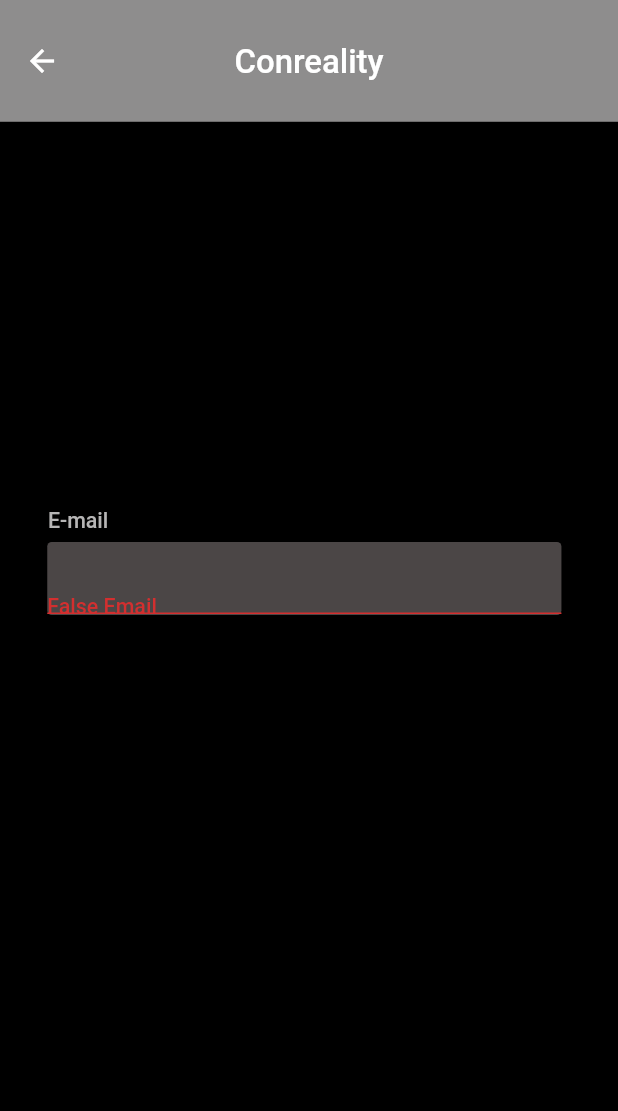
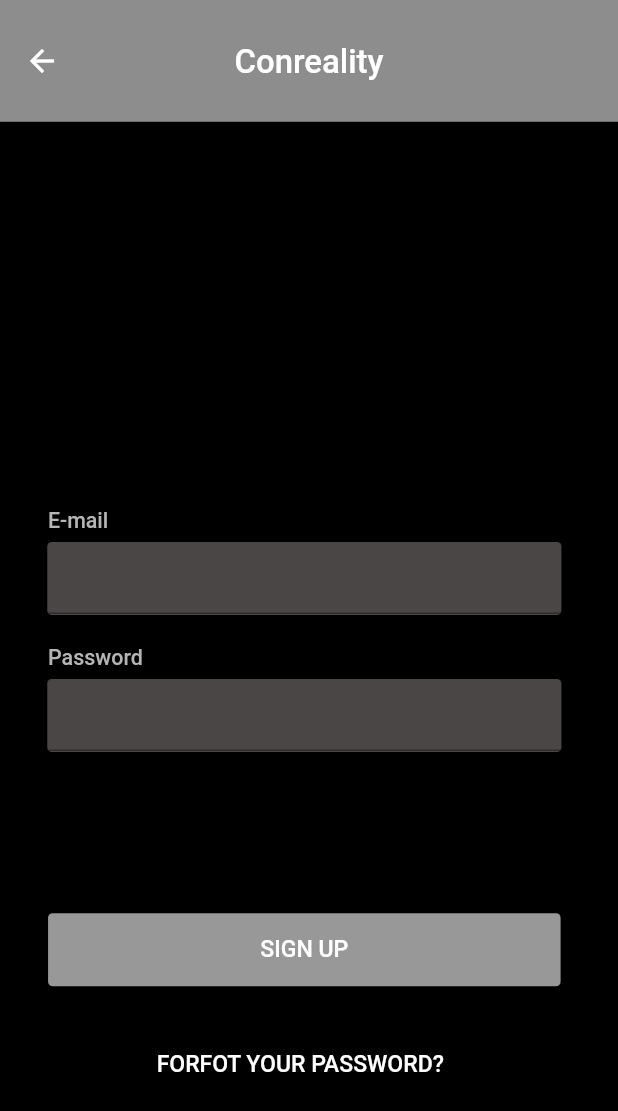
Before and after one commit to PavloKonopadaDev/ConrealityApp, a Flutter app: the screen it shows after launch, after a tap on "SIGN UP", on a phone screen of 412 x 824 dp. Shown: the top 1111 px of the screen. Run offline on Flutter 3.47's test engine with Material 2 defaults, Android fonts, the phone set to English and light mode, and no system bars; our stand-ins replace flutter_screenutil, form_field_validator.

Commit message:
added button and fixed bugs

```diff
--- a/conreality_app/lib/pages/routesPage/routes_page_form.dart
+++ b/conreality_app/lib/pages/routesPage/routes_page_form.dart
@@ -14,8 +14,8 @@ class _RoutesPageFormState extends State<RoutesPageForm> {
     ScreenUtil.init(context, width: 375, height: 812);
     return Scaffold(
       backgroundColor:backgroundRoutesPage ,
-      body: Center(
-        child: Column(
+      body: SingleChildScrollView(
+              child: Column(
           children: [
           SizedBox( height: ScreenUtil().setHeight(149.89),),
           _logoImageBuild(),
--- a/conreality_app/lib/pages/signUpPage/sign_up_form.dart
+++ b/conreality_app/lib/pages/signUpPage/sign_up_form.dart
@@ -42,7 +42,7 @@ class _SignUpFormState extends State<SignUpForm> {
   }
 
   @override
-  Widget build(BuildContext context) {
+  Widget build(BuildContext context) {ScreenUtil.init(context, width: 375, height: 812);
 return GestureDetector(
       behavior: HitTestBehavior.opaque,
       onTap: () {
@@ -55,14 +55,8 @@ return GestureDetector(
         child: Scaffold(
          appBar: _buildAppBar(),
           backgroundColor: backgroundSignUpPage,
-          body: LayoutBuilder(builder:
-              (BuildContext context, BoxConstraints viewportConstraints) {
-            return Container(
-              child: SingleChildScrollView(
-                child: ConstrainedBox(
-                  constraints: BoxConstraints(
-                    minHeight: viewportConstraints.maxHeight,
-                  ),
+          body:  SingleChildScrollView(
+                          child: Container(
                 child: Column(
                  children: [
                    SizedBox(
@@ -73,12 +67,27 @@ return GestureDetector(
           height: ScreenUtil().setHeight(7),
         ),
     _buildEmail(),
+     SizedBox(
+          height: ScreenUtil().setHeight(19.92),
+        ),
+    _buildLabelTextPassword(),
+      SizedBox(
+          height: ScreenUtil().setHeight(7),
+        ),
+    _buildPassword(),
+    SizedBox(
+          height: ScreenUtil().setHeight(106),
+        ),
+    _signUpButtonBuild(),
+    SizedBox(
+          height: ScreenUtil().setHeight(35.47),
+        ),
+_builtForgetDetails()
                  ],
                 ),
               ),
+
           ),
-            );
-          }),
         ),
       ),
     );
@@ -125,30 +134,85 @@ Widget _buildEmail() {
             _fieldFocusChange(context, _emailAdresFocus, _passwordInpuFocus);
           },
           decoration: InputDecoration(
-
-            errorStyle: TextStyle(fontSize: ScreenUtil().setSp(13), height: -0.01),
-
-            // hintText: "E-mail",
-            // hintStyle: TextStyle(
-            //   fontWeight: FontWeight.w600,
-            //   color: Color(0xff4d606f),
-            //   fontSize: ScreenUtil().setSp(16),
-            // ),
+           // border: UnderlineInputBorder(),
+            errorStyle: TextStyle(fontSize: ScreenUtil().setSp(13), height: 0.1),
           ),
-          validator: (value) {
-            if (value != "jhacker@example.org") {
-              return "False Email";
-            } else {
-              return null;
-            }
-          }),
+          // validator: (value) {
+          //   if (value != "jhacker@example.org") {
+          //     return "False Email";
+          //   } else {
+          //     return null;
+          //   }
+          // }
+          ),
     );
   }
+Widget _buildLabelTextPassword(){
+  return Padding(
+  padding: const EdgeInsets.only(left:32, right: 31 ),
+  child: Container(
+  width: ScreenUtil().setWidth(312),
+  height: ScreenUtil().setHeight(15),
+  child:Text("Password", style: TextStyle( fontSize:ScreenUtil().setSp(13),height: ScreenUtil().setHeight(1.17), color: Color(0xFFB6B5B5), fontWeight: FontWeight.w400),) ,
+  ),);
+}
 
-  // Widget
-  // Widget
-  // Widget
-  // Widget
+
+Widget _buildPassword() {
+    return Container(
+      height: ScreenUtil().setHeight(48),
+      width: ScreenUtil().setWidth(312),
+      decoration: BoxDecoration(
+        color: Color(0xFF4B4646),
+        borderRadius: BorderRadius.all(
+          Radius.circular(3),
+        ),
+      ),
+      child: TextFormField(
+        controller: _passwordController,
+        // obscureText: _obscureText,
+        keyboardType: TextInputType.text,
+        textInputAction: TextInputAction.done,
+        focusNode: _passwordInpuFocus,
+        onFieldSubmitted: (value) {
+          _passwordInpuFocus.unfocus();
+        },
+        decoration: InputDecoration(
+        errorStyle: TextStyle(fontSize: ScreenUtil().setSp(13), height: 0.1),
+
+        ),
+        //validator: validatepassword,
+      ),
+    );
+  }
+  Widget _signUpButtonBuild(){
+    return Padding(
+          padding: const EdgeInsets.only(left:32, right: 32 ),
+          child: Container(
+          width: ScreenUtil().setWidth(311),
+          height: ScreenUtil().setHeight(48),
+          child: RaisedButton(onPressed: (){
+            Navigator.of(context).pushNamed("/signUp");
+          },color: signUpRoutesPageColor,child:signUpRoutesPageText,shape:RoundedRectangleBorder(borderRadius: BorderRadius.circular(3.0)) ,)
+          ),
+          );
+  }
+ Widget _builtForgetDetails() {
+    return Padding(
+      padding: const EdgeInsets.only(left:48.23, right: 53.63 ),
+      child: Container(
+         width: ScreenUtil().setWidth(273.14),
+          height: ScreenUtil().setHeight(31.21),
+        child: FlatButton(
+          onPressed: () {},
+          child: Text(
+            "FORFOT YOUR PASSWORD?",
+             style: TextStyle( fontSize:ScreenUtil().setSp(14),height: ScreenUtil().setHeight(1.17), color: Color(0xFFFFFFFF), fontWeight: FontWeight.w500),) ,
+          ),
+        ),
+
+    );
+  }
 
 _fieldFocusChange(
     BuildContext context, FocusNode currentFocus, FocusNode nextFocus) {
```
Lines whose indentation alone changed are shown as unchanged.
